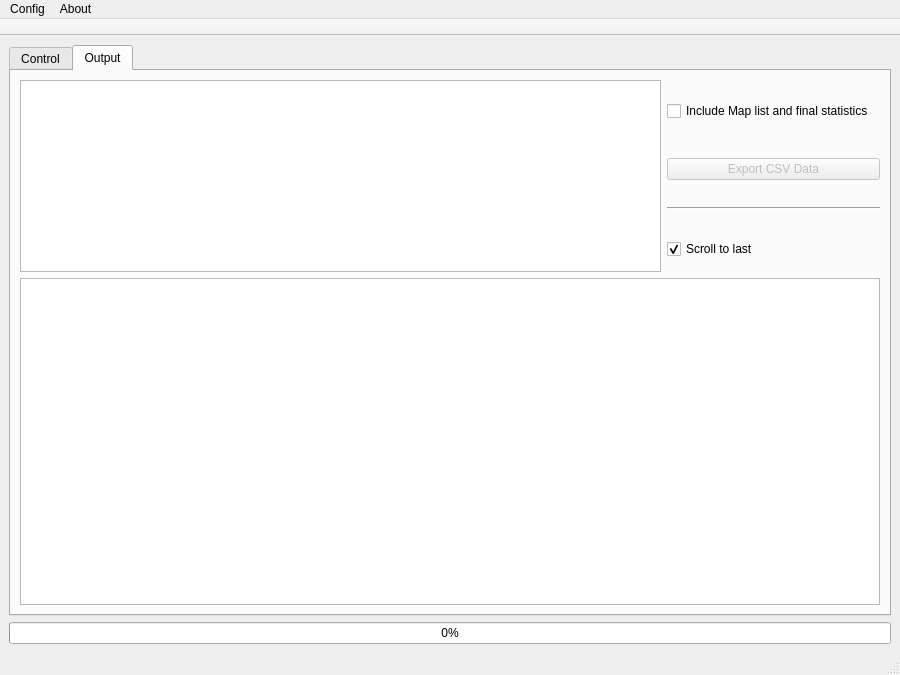
Above: main.ui from nyxonman/riva_PTA before the change. Below: the same form after it.
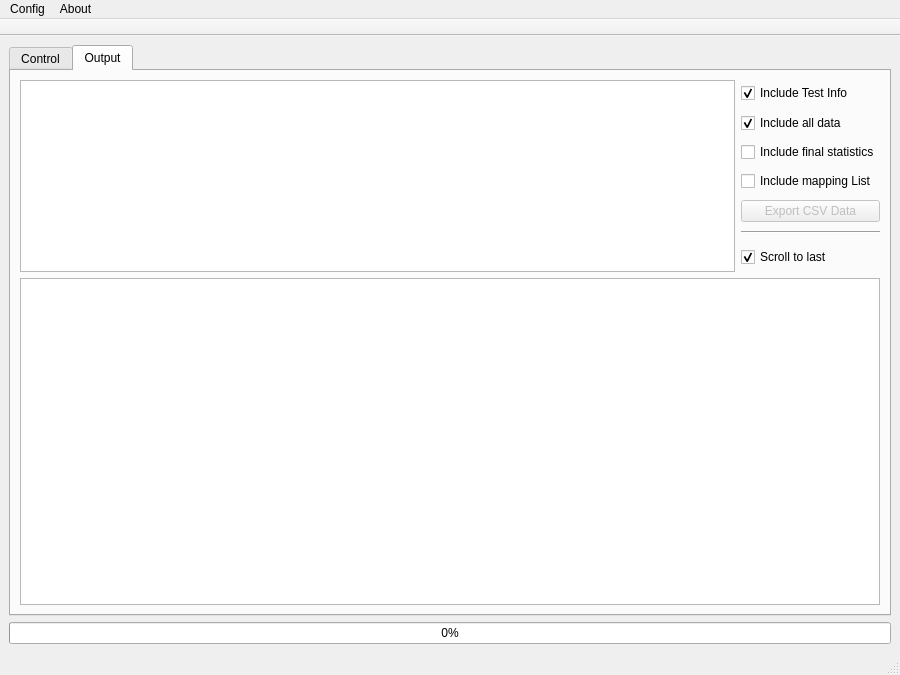
That is the form after the change. The open tabs and pages were chosen to show the change.

Commit message: Added extra options(header, data, finalstat,map) on the export file

```diff
--- a/main.ui
+++ b/main.ui
@@ -868,8 +868,25 @@
        </attribute>
        <layout class="QGridLayout" name="gridLayout_5">
         <item row="0" column="1">
-         <layout class="QGridLayout" name="gridLayout_3" rowstretch="1,1,1,1,1,1,1,1,0,0" columnstretch="1,1,1,1">
-          <item row="4" column="0" rowspan="6" colspan="4">
+         <layout class="QGridLayout" name="gridLayout_3" rowstretch="1,0,0,0,0,0,0,0,0,0,0,0,0" columnstretch="1,0,0,0">
+          <item row="1" column="3">
+           <widget class="QCheckBox" name="exportIncData">
+            <property name="text">
+             <string>Include all data</string>
+            </property>
+            <property name="checked">
+             <bool>true</bool>
+            </property>
+           </widget>
+          </item>
+          <item row="2" column="3">
+           <widget class="QCheckBox" name="exportIncFinalStats">
+            <property name="text">
+             <string>Include final statistics</string>
+            </property>
+           </widget>
+          </item>
+          <item row="7" column="0" rowspan="6" colspan="4">
            <widget class="QTextEdit" name="lowerText">
             <property name="toolTip">
              <string>Output of the test results</string>
@@ -888,24 +905,14 @@
              <string>Include the map list and the final statistics in the exported data</string>
             </property>
             <property name="text">
-             <string>Include Map list and final statistics</string>
+             <string>Include Test Info</string>
             </property>
-           </widget>
-          </item>
-          <item row="1" column="3">
-           <widget class="QPushButton" name="exportDataBtn">
-            <property name="enabled">
-             <bool>false</bool>
+            <property name="checked">
+             <bool>true</bool>
             </property>
-            <property name="toolTip">
-             <string>Export the last result to a csv file</string>
-            </property>
-            <property name="text">
-             <string>Export CSV Data</string>
-            </property>
            </widget>
           </item>
-          <item row="0" column="0" rowspan="4" colspan="3">
+          <item row="0" column="0" rowspan="7" colspan="3">
            <widget class="QTextEdit" name="upperText">
             <property name="sizePolicy">
              <sizepolicy hsizetype="Expanding" vsizetype="Minimum">
@@ -918,7 +925,7 @@
             </property>
            </widget>
           </item>
-          <item row="3" column="3">
+          <item row="6" column="3">
            <widget class="QCheckBox" name="scrollToLastOutput">
             <property name="cursor">
              <cursorShape>PointingHandCursor</cursorShape>
@@ -937,13 +944,33 @@
             </property>
            </widget>
           </item>
-          <item row="2" column="3">
+          <item row="4" column="3">
+           <widget class="QPushButton" name="exportDataBtn">
+            <property name="enabled">
+             <bool>false</bool>
+            </property>
+            <property name="toolTip">
+             <string>Export the last result to a csv file</string>
+            </property>
+            <property name="text">
+             <string>Export CSV Data</string>
+            </property>
+           </widget>
+          </item>
+          <item row="5" column="3">
            <widget class="Line" name="line_2">
             <property name="orientation">
              <enum>Qt::Horizontal</enum>
             </property>
            </widget>
           </item>
+          <item row="3" column="3">
+           <widget class="QCheckBox" name="exportIncMapList">
+            <property name="text">
+             <string>Include mapping List</string>
+            </property>
+           </widget>
+          </item>
          </layout>
         </item>
        </layout>
```
Left out of the diff: 2 changed lines with no effect on the pictures. The commit also changes 1 other file.
